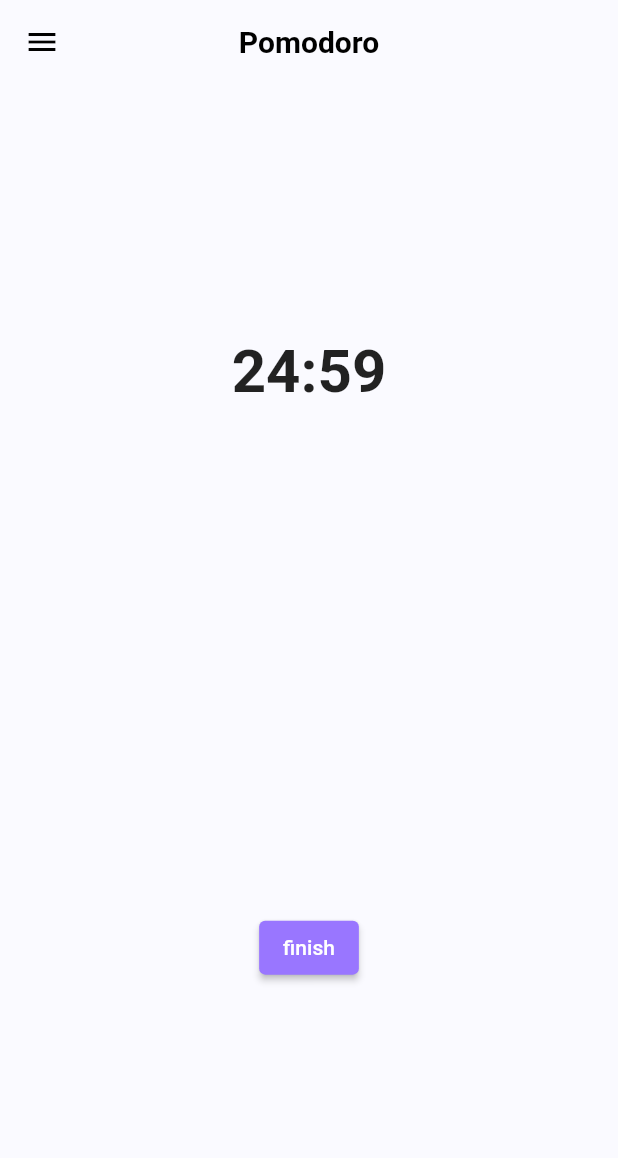
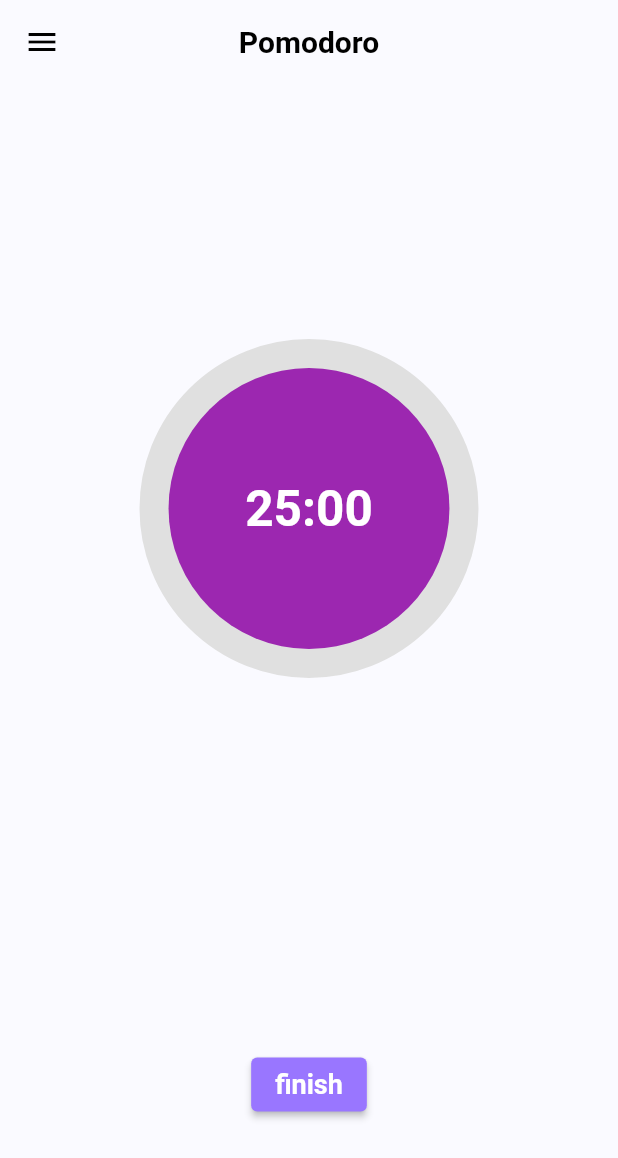
Before and after one commit to migue3210/tb_jam, a Flutter app: the PomodoroScreen screen opened directly, after a tap on "Start", on a phone screen of 412 x 824 dp. Shown: the top 1158 px of the screen. Run offline on Flutter 3.47's test engine with Material 2 defaults, Android fonts, the light colour scheme and no system bars; drawn by our look-alikes of circular_countdown_timer; our stand-ins replace calendar_timeline, cloud_firestore, firebase_auth, firebase_core, google_fonts, google_sign_in; accounts and stored records are empty.

Commit message:
change pomodoro

```diff
--- a/lib/screens/pomodoro/components/body.dart
+++ b/lib/screens/pomodoro/components/body.dart
@@ -1,8 +1,6 @@
-import 'dart:async';
-
+import 'package:circular_countdown_timer/circular_countdown_timer.dart';
 import 'package:flutter/material.dart';
 import 'package:google_fonts/google_fonts.dart';
-import 'package:intl/intl.dart';
 import 'package:tb_jam/configurations/constants.dart';
 
 class Body extends StatefulWidget {
@@ -14,46 +12,8 @@ class Body extends StatefulWidget {
 
 class _BodyState extends State<Body> {
   bool wasStarted = false;
-  int _seconds = 0;
-  int _minutes = 25;
-  Timer? _timer;
-  var f = NumberFormat("00");
 
-  void _stopTimer() {
-    _timer!.cancel();
-    setState(() {
-      _seconds = 0;
-      _minutes = 25;
-    });
-  }
-
-  void _startTimer() {
-    if (_timer != null) {
-      _timer!.cancel();
-    }
-    if (_minutes > 0) {
-      _seconds = _minutes * 60;
-    }
-    if (_seconds > 60) {
-      _minutes = (_seconds / 60).floor();
-      _seconds -= (_minutes * 60);
-    }
-    _timer = Timer.periodic(const Duration(seconds: 1), (timer) {
-      setState(() {
-        if (_seconds > 0) {
-          _seconds--;
-        } else {
-          if (_minutes > 0) {
-            _seconds = 59;
-            _minutes--;
-          } else {
-            _timer!.cancel();
-            // print("Timer Complete");
-          }
-        }
-      });
-    });
-  }
+  final CountDownController _controller = CountDownController();
 
   @override
   Widget build(BuildContext context) {
@@ -61,31 +21,65 @@ class _BodyState extends State<Body> {
       child: Column(
         mainAxisAlignment: MainAxisAlignment.spaceAround,
         children: [
-          Text(
-            "${f.format(_minutes)}:${f.format(_seconds)}",
-            style:
-                GoogleFonts.roboto(fontSize: 40, fontWeight: FontWeight.bold),
+          CircularCountDownTimer(
+            duration: 1500,
+            initialDuration: 0,
+            controller: _controller,
+            width: MediaQuery.of(context).size.width / 2,
+            height: MediaQuery.of(context).size.height / 2,
+            ringColor: Colors.grey[300] as Color,
+            // fillColor: kPrimaryColor,
+            // backgroundColor: Colors.white,
+            fillColor: Colors.purpleAccent[100] as Color,
+            backgroundColor: Colors.purple[500],
+            strokeWidth: 20.0,
+            strokeCap: StrokeCap.round,
+            textStyle: const TextStyle(
+                fontSize: 33.0,
+                // color: Colors.black,
+                color: Colors.white,
+                fontWeight: FontWeight.bold),
+            textFormat: CountdownTextFormat.MM_SS,
+            isReverse: true,
+            isTimerTextShown: true,
+            autoStart: false,
           ),
           wasStarted == false
               ? ElevatedButton(
                   style: ElevatedButton.styleFrom(primary: kPrimaryColor),
                   onPressed: () {
-                    _startTimer();
+                    // _startTimer();
+                    _controller.start();
+
                     setState(() {
                       wasStarted = true;
                     });
                   },
-                  child: const Text('Start'),
+                  child: Text(
+                    'Start',
+                    style: GoogleFonts.roboto(
+                      fontSize: 18,
+                      fontWeight: FontWeight.bold,
+                    ),
+                  ),
                 )
               : ElevatedButton(
                   style: ElevatedButton.styleFrom(primary: kPrimaryColor),
                   onPressed: () {
-                    _stopTimer();
+                    // _stopTimer();
+                    _controller.restart();
+                    _controller.pause();
                     setState(() {
                       wasStarted = false;
                     });
                   },
-                  child: const Text('finish'),
+                  child: Text(
+                    'finish',
+                    style: GoogleFonts.roboto(
+                      fontSize: 18,
+                      fontWeight: FontWeight.bold,
+                    ),
+                  ),
                 ),
         ],
       ),
--- a/pubspec.yaml
+++ b/pubspec.yaml
@@ -26,6 +26,7 @@ dependencies:
   calendar_timeline: ^1.0.4
   google_sign_in: ^5.1.0
   provider:
+  circular_countdown_timer: ^0.2.0
 
 dev_dependencies:
   flutter_test:
```
Also changed, not shown: pubspec.lock.
